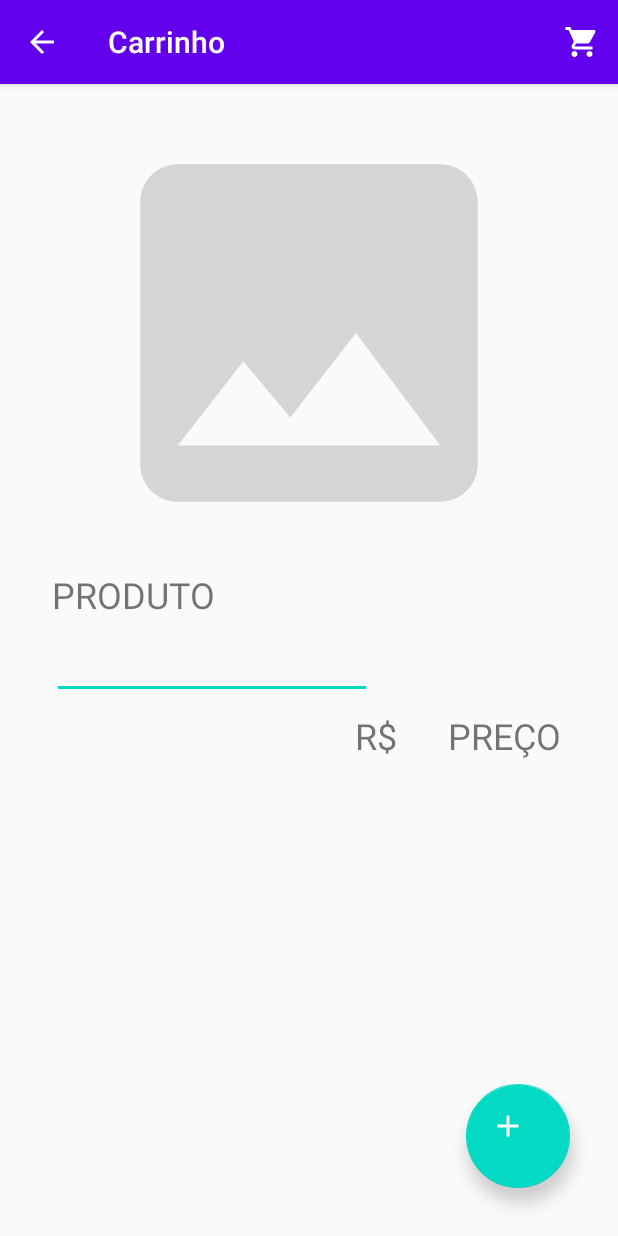
After one commit to anathayna/rule-them-all, an Android app: the StoreActivity screen opened directly, with no data from a screen before it, on a phone screen of 412 x 824 dp. The commit adds this screen. Run offline under Robolectric (Android 15) with nearby library versions, the phone set to English and light mode, and no system bars.

Commit message:
menu and basic layout

```diff
--- a/app/build.gradle
+++ b/app/build.gradle
@@ -38,6 +38,7 @@ dependencies {
     implementation 'com.squareup.retrofit2:converter-gson:2.9.0'
     implementation 'androidx.cardview:cardview:1.0.0'
     implementation 'androidx.constraintlayout:constraintlayout:2.0.4'
+    implementation 'com.google.android.material:material:1.2.1'
     testImplementation 'junit:junit:4.12'
     androidTestImplementation 'androidx.test.ext:junit:1.1.1'
     androidTestImplementation 'androidx.test.espresso:espresso-core:3.2.0'
--- a/app/src/main/AndroidManifest.xml
+++ b/app/src/main/AndroidManifest.xml
@@ -9,6 +9,8 @@
         android:roundIcon="@mipmap/ic_launcher_round"
         android:supportsRtl="true"
         android:theme="@style/AppTheme">
+        <activity android:name=".activities.BuyActivity"></activity>
+        <activity android:name=".activities.StoreActivity" />
         <activity android:name=".activities.HomeListActivity">
             <intent-filter>
                 <action android:name="android.intent.action.MAIN" />
--- /dev/null
+++ b/app/src/main/java/br/fetter/rulethemall/activities/BuyActivity.kt
@@ -0,0 +1,12 @@
+package br.fetter.rulethemall.activities
+
+import androidx.appcompat.app.AppCompatActivity
+import android.os.Bundle
+import br.fetter.rulethemall.R
+
+class BuyActivity : AppCompatActivity() {
+    override fun onCreate(savedInstanceState: Bundle?) {
+        super.onCreate(savedInstanceState)
+        setContentView(R.layout.activity_buy)
+    }
+}
--- a/app/src/main/java/br/fetter/rulethemall/activities/HomeListActivity.kt
+++ b/app/src/main/java/br/fetter/rulethemall/activities/HomeListActivity.kt
@@ -1,12 +1,19 @@
 package br.fetter.rulethemall.activities
 
+import android.content.Intent
 import androidx.appcompat.app.AppCompatActivity
 import android.os.Bundle
 import br.fetter.rulethemall.R
+import kotlinx.android.synthetic.main.activity_home_list.*
 
 class HomeListActivity : AppCompatActivity() {
     override fun onCreate(savedInstanceState: Bundle?) {
         super.onCreate(savedInstanceState)
         setContentView(R.layout.activity_home_list)
+
+        btnTest.setOnClickListener {
+            val i = Intent(this, StoreActivity::class.java)
+            startActivity(i)
+        }
     }
 }
--- /dev/null
+++ b/app/src/main/java/br/fetter/rulethemall/activities/StoreActivity.kt
@@ -0,0 +1,37 @@
+package br.fetter.rulethemall.activities
+
+import android.content.Intent
+import androidx.appcompat.app.AppCompatActivity
+import android.os.Bundle
+import android.view.Menu
+import android.view.MenuItem
+import br.fetter.rulethemall.R
+
+class StoreActivity : AppCompatActivity() {
+    override fun onCreate(savedInstanceState: Bundle?) {
+        super.onCreate(savedInstanceState)
+        setContentView(R.layout.activity_store)
+
+        val actionBar = supportActionBar
+        actionBar!!.title = "Carrinho"
+        actionBar.setDisplayHomeAsUpEnabled(true)
+    }
+
+    override fun onSupportNavigateUp(): Boolean {
+        onBackPressed()
+        return true
+    }
+
+    override fun onCreateOptionsMenu(menu: Menu?): Boolean {
+        menuInflater.inflate(R.menu.menu, menu)
+        return super.onCreateOptionsMenu(menu)
+    }
+
+    override fun onOptionsItemSelected(item: MenuItem): Boolean {
+        if(item.itemId == R.id.store) {
+            val i = Intent(this, BuyActivity::class.java)
+            startActivity(i)
+        }
+        return super.onOptionsItemSelected(item)
+    }
+}
--- /dev/null
+++ b/app/src/main/res/drawable/add.xml
@@ -0,0 +1,5 @@
+<vector android:height="24dp" android:tint="#FFFFFF"
+    android:viewportHeight="24" android:viewportWidth="24"
+    android:width="24dp" xmlns:android="http://schemas.android.com/apk/res/android">
+    <path android:fillColor="@android:color/white" android:pathData="M19,13h-6v6h-2v-6H5v-2h6V5h2v6h6v2z"/>
+</vector>
--- /dev/null
+++ b/app/src/main/res/drawable/grocery_store.xml
@@ -0,0 +1,5 @@
+<vector android:height="24dp" android:tint="#FFFFFF"
+    android:viewportHeight="24" android:viewportWidth="24"
+    android:width="24dp" xmlns:android="http://schemas.android.com/apk/res/android">
+    <path android:fillColor="@android:color/white" android:pathData="M7,18c-1.1,0 -1.99,0.9 -1.99,2S5.9,22 7,22s2,-0.9 2,-2 -0.9,-2 -2,-2zM1,2v2h2l3.6,7.59 -1.35,2.45c-0.16,0.28 -0.25,0.61 -0.25,0.96 0,1.1 0.9,2 2,2h12v-2L7.42,15c-0.14,0 -0.25,-0.11 -0.25,-0.25l0.03,-0.12 0.9,-1.63h7.45c0.75,0 1.41,-0.41 1.75,-1.03l3.58,-6.49c0.08,-0.14 0.12,-0.31 0.12,-0.48 0,-0.55 -0.45,-1 -1,-1L5.21,4l-0.94,-2L1,2zM17,18c-1.1,0 -1.99,0.9 -1.99,2s0.89,2 1.99,2 2,-0.9 2,-2 -0.9,-2 -2,-2z"/>
+</vector>
--- /dev/null
+++ b/app/src/main/res/drawable/image.xml
@@ -0,0 +1,5 @@
+<vector android:height="32dp" android:tint="#D5D5D5"
+    android:viewportHeight="24" android:viewportWidth="24"
+    android:width="32dp" xmlns:android="http://schemas.android.com/apk/res/android">
+    <path android:fillColor="@android:color/white" android:pathData="M21,19V5c0,-1.1 -0.9,-2 -2,-2H5c-1.1,0 -2,0.9 -2,2v14c0,1.1 0.9,2 2,2h14c1.1,0 2,-0.9 2,-2zM8.5,13.5l2.5,3.01L14.5,12l4.5,6H5l3.5,-4.5z"/>
+</vector>
--- /dev/null
+++ b/app/src/main/res/layout/activity_buy.xml
@@ -0,0 +1,9 @@
+<?xml version="1.0" encoding="utf-8"?>
+<androidx.constraintlayout.widget.ConstraintLayout xmlns:android="http://schemas.android.com/apk/res/android"
+    xmlns:app="http://schemas.android.com/apk/res-auto"
+    xmlns:tools="http://schemas.android.com/tools"
+    android:layout_width="match_parent"
+    android:layout_height="match_parent"
+    tools:context=".activities.BuyActivity">
+
+</androidx.constraintlayout.widget.ConstraintLayout>
--- a/app/src/main/res/layout/activity_home_list.xml
+++ b/app/src/main/res/layout/activity_home_list.xml
@@ -6,4 +6,17 @@
     android:layout_height="match_parent"
     tools:context=".activities.HomeListActivity">
 
+    <Button
+        android:id="@+id/btnTest"
+        android:layout_width="wrap_content"
+        android:layout_height="wrap_content"
+        android:layout_marginStart="162dp"
+        android:layout_marginTop="205dp"
+        android:layout_marginEnd="162dp"
+        android:layout_marginBottom="350dp"
+        android:text="Button"
+        app:layout_constraintBottom_toBottomOf="parent"
+        app:layout_constraintEnd_toEndOf="parent"
+        app:layout_constraintStart_toStartOf="parent"
+        app:layout_constraintTop_toTopOf="parent" />
 </androidx.constraintlayout.widget.ConstraintLayout>
--- /dev/null
+++ b/app/src/main/res/layout/activity_store.xml
@@ -0,0 +1,80 @@
+<?xml version="1.0" encoding="utf-8"?>
+<androidx.constraintlayout.widget.ConstraintLayout xmlns:android="http://schemas.android.com/apk/res/android"
+    xmlns:app="http://schemas.android.com/apk/res-auto"
+    xmlns:tools="http://schemas.android.com/tools"
+    android:layout_width="match_parent"
+    android:layout_height="match_parent"
+    tools:context=".activities.StoreActivity">
+
+    <ImageView
+        android:id="@+id/imageView"
+        android:layout_width="341dp"
+        android:layout_height="300dp"
+        android:layout_marginStart="32dp"
+        android:layout_marginTop="16dp"
+        android:layout_marginEnd="32dp"
+        app:layout_constraintEnd_toEndOf="parent"
+        app:layout_constraintStart_toStartOf="parent"
+        app:layout_constraintTop_toTopOf="parent"
+        app:srcCompat="@drawable/image" />
+
+    <TextView
+        android:id="@+id/txtNameP"
+        android:layout_width="wrap_content"
+        android:layout_height="wrap_content"
+        android:layout_marginTop="8dp"
+        android:text="PRODUTO"
+        android:textSize="24sp"
+        app:layout_constraintEnd_toEndOf="parent"
+        app:layout_constraintHorizontal_bias="0.115"
+        app:layout_constraintStart_toStartOf="parent"
+        app:layout_constraintTop_toBottomOf="@+id/imageView" />
+
+    <EditText
+        android:id="@+id/descP"
+        android:layout_width="wrap_content"
+        android:layout_height="wrap_content"
+        android:layout_marginTop="8dp"
+        android:ems="10"
+        android:gravity="start|top"
+        android:inputType="textMultiLine"
+        app:layout_constraintEnd_toEndOf="parent"
+        app:layout_constraintHorizontal_bias="0.174"
+        app:layout_constraintStart_toStartOf="parent"
+        app:layout_constraintTop_toBottomOf="@+id/txtNameP" />
+
+    <TextView
+        android:id="@+id/textView2"
+        android:layout_width="wrap_content"
+        android:layout_height="wrap_content"
+        android:layout_marginTop="8dp"
+        android:layout_marginEnd="34dp"
+        android:text="R$"
+        android:textSize="24sp"
+        app:layout_constraintEnd_toStartOf="@+id/txtPriceP"
+        app:layout_constraintTop_toBottomOf="@+id/descP" />
+
+    <TextView
+        android:id="@+id/txtPriceP"
+        android:layout_width="wrap_content"
+        android:layout_height="wrap_content"
+        android:layout_marginTop="8dp"
+        android:text="PREÇO"
+        android:textSize="24sp"
+        app:layout_constraintEnd_toEndOf="parent"
+        app:layout_constraintHorizontal_bias="0.888"
+        app:layout_constraintStart_toStartOf="parent"
+        app:layout_constraintTop_toBottomOf="@+id/descP" />
+
+    <com.google.android.material.floatingactionbutton.FloatingActionButton
+        android:id="@+id/fab"
+        android:layout_width="73dp"
+        android:layout_height="69dp"
+        android:layout_marginEnd="32dp"
+        android:layout_marginBottom="32dp"
+        android:clickable="true"
+        app:layout_constraintBottom_toBottomOf="parent"
+        app:layout_constraintEnd_toEndOf="parent"
+        app:srcCompat="@drawable/add" />
+
+</androidx.constraintlayout.widget.ConstraintLayout>
--- /dev/null
+++ b/app/src/main/res/menu/menu.xml
@@ -0,0 +1,10 @@
+<?xml version="1.0" encoding="utf-8"?>
+<menu xmlns:android="http://schemas.android.com/apk/res/android"
+    xmlns:app="http://schemas.android.com/apk/res-auto">
+
+        <item
+            android:id="@+id/store"
+            android:icon="@drawable/grocery_store"
+            android:title="Item"
+            app:showAsAction="always" />
+</menu>
--- a/build.gradle
+++ b/build.gradle
@@ -6,7 +6,7 @@ buildscript {
         jcenter()
     }
     dependencies {
-        classpath "com.android.tools.build:gradle:4.0.1"
+        classpath 'com.android.tools.build:gradle:4.1.0'
         classpath "org.jetbrains.kotlin:kotlin-gradle-plugin:$kotlin_version"
 
         // NOTE: Do not place your application dependencies here; they belong
```
Also changed, not shown: gradle/wrapper/gradle-wrapper.properties.
